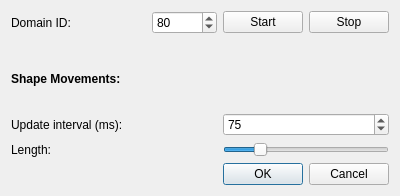
Before: the Qt Designer form forms/optionsdialog.ui in eProsima/ShapesDemo, drawn with Qt 5.
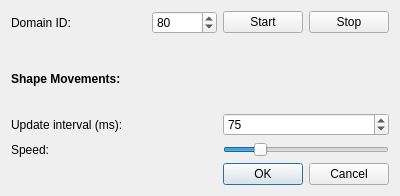
After: the same form once the commit is applied.

Commit message: #1873 - Cambio litereal Length por Speed

What changed in the file:
```diff
--- a/forms/optionsdialog.ui
+++ b/forms/optionsdialog.ui
@@ -130,7 +130,7 @@
      <item row="4" column="0" colspan="3">
       <widget class="QLabel" name="label_3">
        <property name="text">
-        <string>Length:</string>
+        <string>Speed:</string>
        </property>
       </widget>
      </item>
```
The commit also changes 1 other file.
